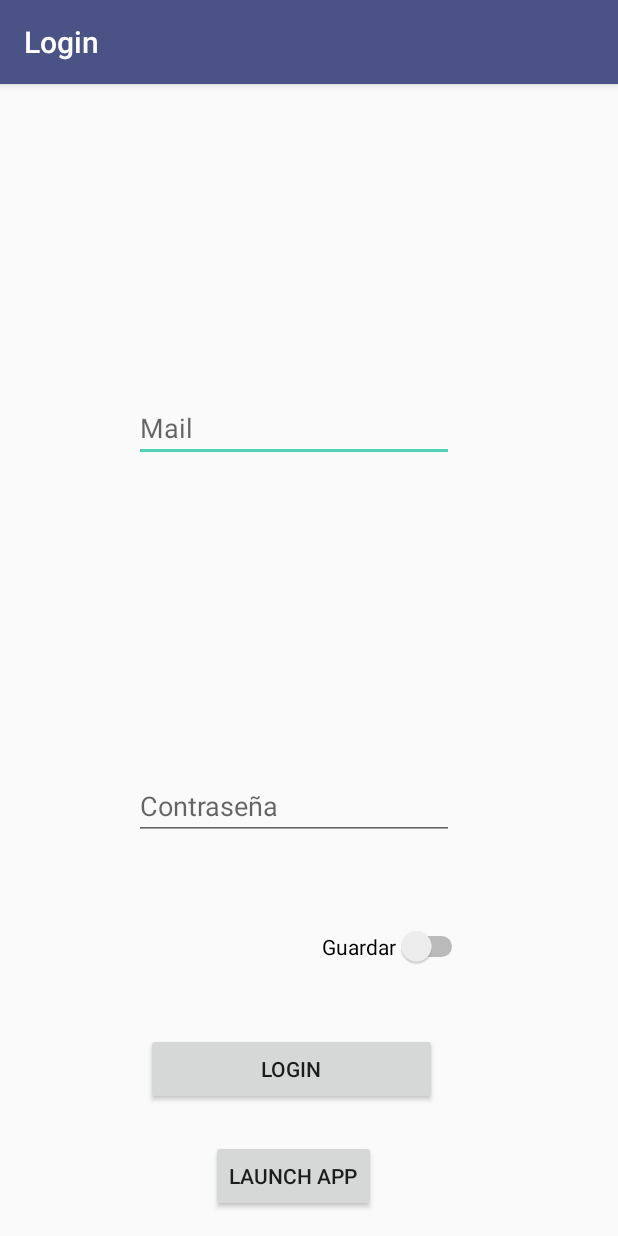
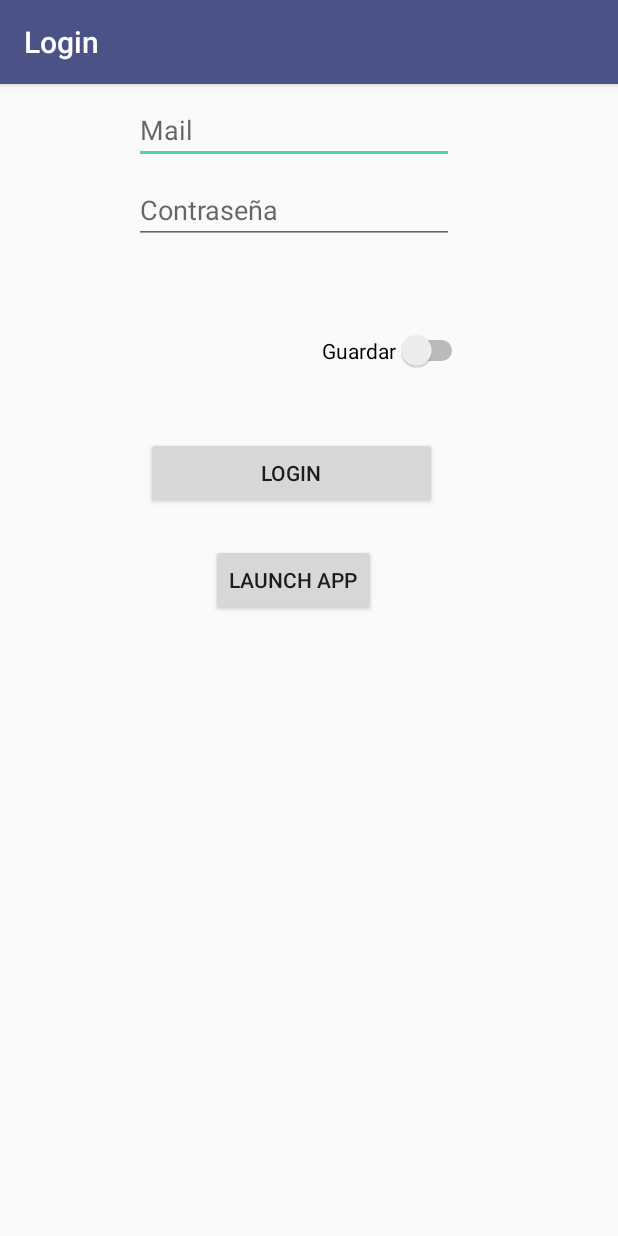
Before and after one commit to YJJProyectos/RecyclerView, an Android app: the screen it shows after launch (LoginActivity), on a phone screen of 412 x 824 dp. Run offline under Robolectric (Android 15) with nearby library versions, the phone set to English and light mode, and no system bars; our stand-ins replace ButterKnife.

Commit message:
scroll login, orientacion, logout fix

```diff
--- a/app/src/main/AndroidManifest.xml
+++ b/app/src/main/AndroidManifest.xml
@@ -9,7 +9,9 @@
         android:roundIcon="@mipmap/ic_launcher_round"
         android:supportsRtl="true"
         android:theme="@style/AppTheme">
-        <activity android:name=".activities.MainActivity">
+        <activity
+            android:name=".activities.MainActivity"
+            android:configChanges="orientation|screenSize">
 
             <!-- <intent-filter> -->
             <!-- <action android:name="android.intent.action.MAIN" /> -->
--- a/app/src/main/res/layout/activity_login.xml
+++ b/app/src/main/res/layout/activity_login.xml
@@ -1,4 +1,11 @@
 <?xml version="1.0" encoding="utf-8"?>
+
+    <ScrollView
+        xmlns:android="http://schemas.android.com/apk/res/android"
+        xmlns:app="http://schemas.android.com/apk/res-auto"
+        xmlns:tools="http://schemas.android.com/tools"
+        android:layout_width="match_parent"
+        android:layout_height="match_parent">
 <android.support.constraint.ConstraintLayout xmlns:android="http://schemas.android.com/apk/res/android"
     xmlns:app="http://schemas.android.com/apk/res-auto"
     xmlns:tools="http://schemas.android.com/tools"
@@ -87,3 +94,4 @@
         app:layout_constraintTop_toBottomOf="@+id/login"
         app:layout_constraintVertical_bias="1.0" />
 </android.support.constraint.ConstraintLayout>
+    </ScrollView>
--- a/app/src/main/res/menu/menu.xml
+++ b/app/src/main/res/menu/menu.xml
@@ -15,9 +15,9 @@
     <item
         android:id="@+id/menu_home"
         android:icon="@android:drawable/ic_lock_lock"
-        android:title="Home"></item>
+        android:title="Deslogear"></item>
     <item
         android:id="@+id/menu_logout"
         android:icon="@android:drawable/ic_lock_power_off"
-        android:title="Cerrar Sesion"></item>
+        android:title="Borrar Datos y Cerrar Sesion"></item>
 </menu>
```
Also changed, not shown: app/src/main/java/com/android/jyang/recyclerview/activities/MainActivity.java (+19 -5 lines).
